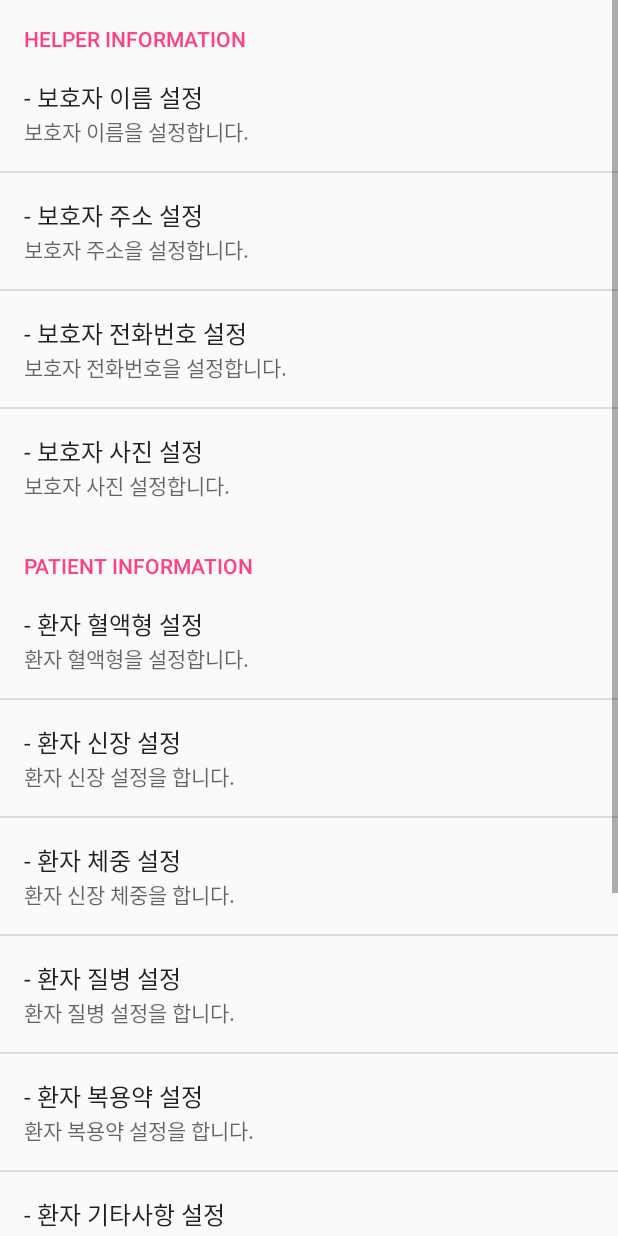
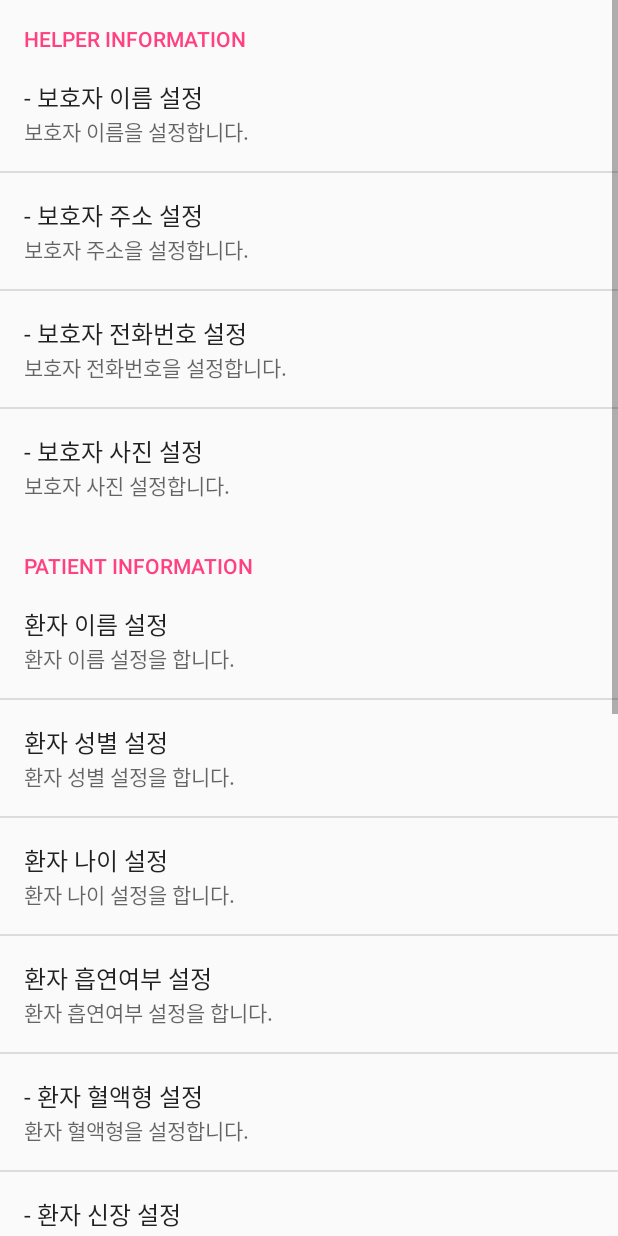
Before and after one commit to ChangYeop-Yang/Activity-CapstoneDesignProject-1, an Android app: the fragment ChildActivity shown on its own in the app's theme, on a phone screen of 412 x 824 dp. Run offline under Robolectric (Android 15) with nearby library versions, the phone set to English and light mode, and no system bars; Roboto replaces fonts that are not available here.

Commit message:
[Capstone Design 1] Team School Health1st Android Project. (Prof. 고석주) Preference, Google Map Marker manager 20170920 23:06:20 Update.

```diff
--- a/app/build.gradle
+++ b/app/build.gradle
@@ -20,7 +20,7 @@ android {
 }
 
 dependencies {
-    compile fileTree(dir: 'libs', include: ['*.jar'])
+    compile fileTree(include: ['*.jar'], dir: 'libs')
     androidTestCompile('com.android.support.test.espresso:espresso-core:2.2.2', {
         exclude group: 'com.android.support', module: 'support-annotations'
     })
@@ -34,4 +34,5 @@ dependencies {
     compile 'jp.co.cyberagent.android.gpuimage:gpuimage-library:1.4.1'
     compile 'com.tsengvn:typekit:1.0.1'
     compile 'gun0912.ted:tedpermission:2.0.0'
+    compile 'com.github.yalantis:todolist:v1.0.1'
 }
--- a/app/src/main/res/values/strings.xml
+++ b/app/src/main/res/values/strings.xml
@@ -13,7 +13,6 @@
     <string name="Main_Patient_State_1">정상</string>
     <string name="Main_Patient_State_2">위험</string>
     <string name="Main_Patient_State_3">긴급</string>
-    <string name="Main_Patient_State">현재상태</string>
     <!-- Main Google Map String -->
     <string name="Main_Map_Location">현재위치</string>
     <!-- Main Medical History String -->
@@ -24,6 +23,7 @@
     <!-- Preference String -->
     <string name="Preference_Helper_Information">HELPER INFORMATION</string>
     <string name="Preference_Patient_Information">PATIENT INFORMATION</string>
+    <string name="Preference_Patient_State">PATIENT STATE</string>
     <string name="Preference_Developer_Information">DEVELOPER_INFORMATION</string>
     <string name="Preference_Helper_Name">- 보호자 이름 설정</string>
     <string name="Preference_Helper_Name_Text">보호자 이름을 설정합니다.</string>
@@ -45,6 +45,14 @@
     <string name="Preference_Patient_Disease_Text">환자 질병 설정을 합니다.</string>
     <string name="Preference_Patient_Etc">- 환자 기타사항 설정</string>
     <string name="Preference_Patient_Etc_Text">환자 기타사항 설정을 합니다.</string>
+    <string name="Preference_Patient_Name">환자 이름 설정</string>
+    <string name="Preference_Patient_Name_Text">환자 이름 설정을 합니다.</string>
+    <string name="Preference_Patient_Age">환자 나이 설정</string>
+    <string name="Preference_Patient_Age_Text">환자 나이 설정을 합니다.</string>
+    <string name="Preference_Patient_Sex">환자 성별 설정</string>
+    <string name="Preference_Patient_Sex_Text">환자 성별 설정을 합니다.</string>
+    <string name="Preference_Patient_Smoking">환자 흡연여부 설정</string>
+    <string name="Preference_Patient_Smoking_Text">환자 흡연여부 설정을 합니다.</string>
     <string name="Preference_Developer_State">- 개발자 정보</string>
     <string name="Preference_Developer_State_Text">개발자 정보를 확인합니다.</string>
     <string name="Preference_Developer_Email">- 개발자 이메일</string>
--- a/app/src/main/res/xml/activity_setting.xml
+++ b/app/src/main/res/xml/activity_setting.xml
@@ -39,6 +39,30 @@
         android:key="Patient_Information">
 
         <!--  Patient EditText Preference -->
+        <EditTextPreference
+            android:id="@+id/Preference_Patient_Name"
+            android:key="Patient_Name"
+            android:title="@string/Preference_Patient_Name"
+            android:summary="@string/Preference_Patient_Name_Text"/>
+
+        <EditTextPreference
+            android:id="@+id/Preference_Patient_Sex"
+            android:key="Patient_Sex"
+            android:title="@string/Preference_Patient_Sex"
+            android:summary="@string/Preference_Patient_Sex_Text"/>
+
+        <EditTextPreference
+            android:id="@+id/Preference_Patient_Age"
+            android:key="Patient_Age"
+            android:title="@string/Preference_Patient_Age"
+            android:summary="@string/Preference_Patient_Age_Text"/>
+
+        <EditTextPreference
+            android:id="@+id/Preference_Patient_Smoking"
+            android:key="Patient_Smoking"
+            android:title="@string/Preference_Patient_Smoking"
+            android:summary="@string/Preference_Patient_Smoking_Text"/>
+
         <EditTextPreference
             android:id="@+id/Preference_Patient_Blood"
             android:key="Patient_Blood"
--- a/build.gradle
+++ b/build.gradle
@@ -15,6 +15,7 @@ buildscript {
 allprojects {
     repositories {
         jcenter()
+        maven { url "https://jitpack.io" }
     }
 }
 
```
Also changed, not shown: app/src/main/java/com/health1st/yeop9657/health1st/MainActivity.java (+9 -1 lines), app/src/main/res/layout/activity_main.xml (+33 -9 lines).
